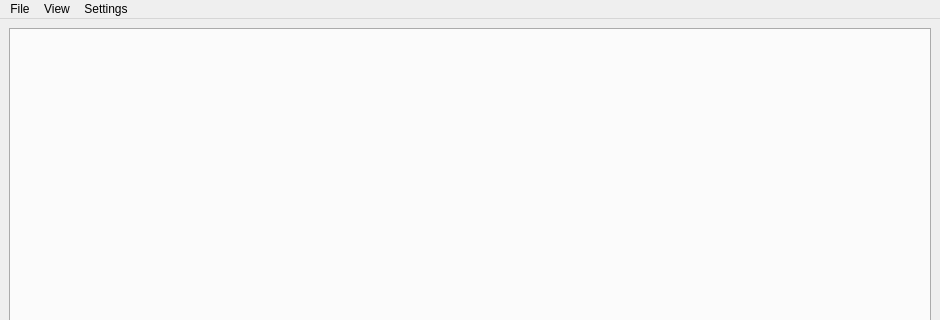
Qt form src/app/app.ui (Icosahunter/speechy-keen) before a commit; both pictures show x 0 to 940 and y 0 to 320 of the 940 by 590 pixel window.
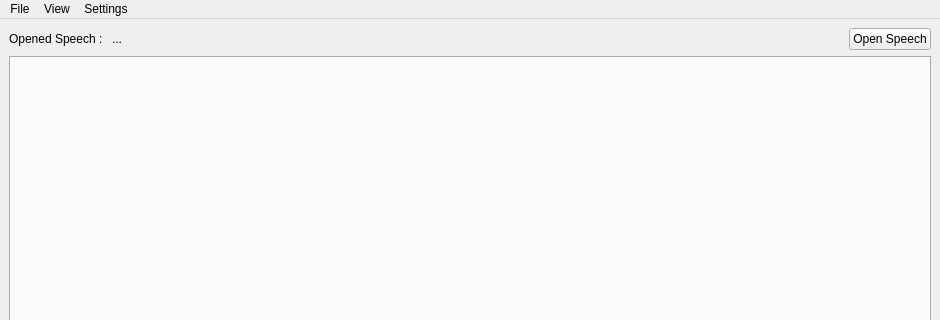
The same form after that commit. Icons and pictures are not drawn.

Commit message: Almost got speech report building done.

Diff of the .ui file:
```diff
--- a/src/app/app.ui
+++ b/src/app/app.ui
@@ -24,7 +24,63 @@
    </size>
   </property>
   <widget class="QWidget" name="centralwidget">
-   <layout class="QHBoxLayout" name="horizontalLayout">
+   <layout class="QVBoxLayout" name="verticalLayout">
+    <item>
+     <layout class="QHBoxLayout" name="horizontalLayout">
+      <item>
+       <widget class="QLabel" name="label">
+        <property name="sizePolicy">
+         <sizepolicy hsizetype="Fixed" vsizetype="Preferred">
+          <horstretch>0</horstretch>
+          <verstretch>0</verstretch>
+         </sizepolicy>
+        </property>
+        <property name="text">
+         <string>Opened Speech : </string>
+        </property>
+       </widget>
+      </item>
+      <item>
+       <widget class="QLabel" name="currentSpeechLabel">
+        <property name="sizePolicy">
+         <sizepolicy hsizetype="Fixed" vsizetype="Preferred">
+          <horstretch>0</horstretch>
+          <verstretch>0</verstretch>
+         </sizepolicy>
+        </property>
+        <property name="text">
+         <string>...</string>
+        </property>
+       </widget>
+      </item>
+      <item>
+       <spacer name="horizontalSpacer">
+        <property name="orientation">
+         <enum>Qt::Horizontal</enum>
+        </property>
+        <property name="sizeHint" stdset="0">
+         <size>
+          <width>40</width>
+          <height>20</height>
+         </size>
+        </property>
+       </spacer>
+      </item>
+      <item>
+       <widget class="QPushButton" name="OpenSpeechButton">
+        <property name="sizePolicy">
+         <sizepolicy hsizetype="Fixed" vsizetype="Fixed">
+          <horstretch>0</horstretch>
+          <verstretch>0</verstretch>
+         </sizepolicy>
+        </property>
+        <property name="text">
+         <string>Open Speech</string>
+        </property>
+       </widget>
+      </item>
+     </layout>
+    </item>
     <item>
      <widget class="QTabWidget" name="tabWidget">
       <property name="currentIndex">
```
The commit also changes 8 other files.
